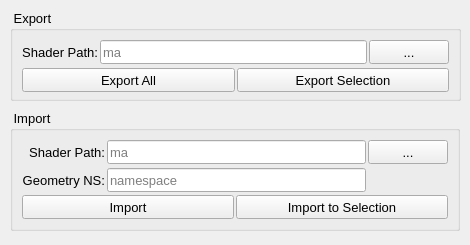
Qt form core/shaderIO/shaderIOQt.ui (rupengfei/TD_code) before a commit.
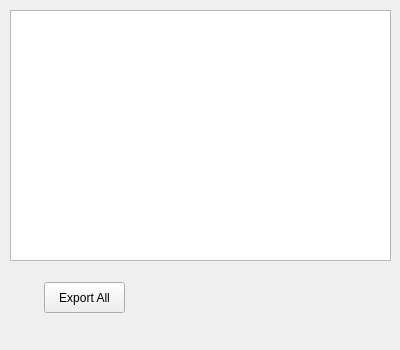
The same form after that commit.

Commit message: add shaderIO con

```diff
--- a/core/shaderIO/shaderIOQt.ui
+++ b/core/shaderIO/shaderIOQt.ui
@@ -1,338 +1,53 @@
 <?xml version="1.0" encoding="UTF-8"?>
 <ui version="4.0">
- <class>MainWindow</class>
- <widget class="QMainWindow" name="MainWindow">
-  <property name="enabled">
-   <bool>true</bool>
-  </property>
+ <class>list_window</class>
+ <widget class="QMainWindow" name="list_window">
   <property name="geometry">
    <rect>
     <x>0</x>
     <y>0</y>
-    <width>470</width>
-    <height>245</height>
+    <width>400</width>
+    <height>350</height>
    </rect>
   </property>
-  <property name="maximumSize">
+  <property name="minimumSize">
    <size>
-    <width>1000</width>
-    <height>1000</height>
+    <width>400</width>
+    <height>350</height>
    </size>
   </property>
   <property name="windowTitle">
    <string>shaderIO Tool</string>
   </property>
-  <property name="iconSize">
-   <size>
-    <width>14</width>
-    <height>14</height>
-   </size>
+  <property name="animated">
+   <bool>true</bool>
   </property>
   <widget class="QWidget" name="centralwidget">
-   <widget class="QGroupBox" name="groupBox">
+   <widget class="QPushButton" name="pushButton">
     <property name="geometry">
      <rect>
-      <x>10</x>
-      <y>10</y>
-      <width>451</width>
-      <height>91</height>
+      <x>44</x>
+      <y>282</y>
+      <width>81</width>
+      <height>31</height>
      </rect>
     </property>
-    <property name="minimumSize">
-     <size>
-      <width>0</width>
-      <height>0</height>
-     </size>
+    <property name="cursor">
+     <cursorShape>PointingHandCursor</cursorShape>
     </property>
-    <property name="font">
-     <font>
-      <pointsize>10</pointsize>
-     </font>
+    <property name="text">
+     <string>Export All</string>
     </property>
-    <property name="title">
-     <string> Export </string>
-    </property>
-    <layout class="QVBoxLayout" name="verticalLayout_3">
-     <item>
-      <layout class="QGridLayout" name="gridLayout">
-       <property name="horizontalSpacing">
-        <number>2</number>
-       </property>
-       <item row="0" column="0">
-        <widget class="QLabel" name="label">
-         <property name="minimumSize">
-          <size>
-           <width>0</width>
-           <height>24</height>
-          </size>
-         </property>
-         <property name="font">
-          <font>
-           <pointsize>10</pointsize>
-          </font>
-         </property>
-         <property name="text">
-          <string>Shader Path:</string>
-         </property>
-         <property name="alignment">
-          <set>Qt::AlignRight|Qt::AlignTrailing|Qt::AlignVCenter</set>
-         </property>
-        </widget>
-       </item>
-       <item row="0" column="1">
-        <widget class="QLineEdit" name="line_outputShader">
-         <property name="minimumSize">
-          <size>
-           <width>0</width>
-           <height>24</height>
-          </size>
-         </property>
-         <property name="font">
-          <font>
-           <pointsize>10</pointsize>
-          </font>
-         </property>
-         <property name="placeholderText">
-          <string>ma</string>
-         </property>
-        </widget>
-       </item>
-       <item row="0" column="2">
-        <widget class="QPushButton" name="btn_setExportShaderPath">
-         <property name="minimumSize">
-          <size>
-           <width>0</width>
-           <height>24</height>
-          </size>
-         </property>
-         <property name="font">
-          <font>
-           <pointsize>10</pointsize>
-          </font>
-         </property>
-         <property name="text">
-          <string>...</string>
-         </property>
-        </widget>
-       </item>
-      </layout>
-     </item>
-     <item>
-      <layout class="QHBoxLayout" name="horizontalLayout">
-       <property name="spacing">
-        <number>2</number>
-       </property>
-       <item>
-        <widget class="QPushButton" name="btn_exportAll">
-         <property name="minimumSize">
-          <size>
-           <width>0</width>
-           <height>24</height>
-          </size>
-         </property>
-         <property name="font">
-          <font>
-           <pointsize>10</pointsize>
-          </font>
-         </property>
-         <property name="text">
-          <string>Export All</string>
-         </property>
-        </widget>
-       </item>
-       <item>
-        <widget class="QPushButton" name="btn_exportSelection">
-         <property name="minimumSize">
-          <size>
-           <width>0</width>
-           <height>24</height>
-          </size>
-         </property>
-         <property name="font">
-          <font>
-           <pointsize>10</pointsize>
-          </font>
-         </property>
-         <property name="text">
-          <string>Export Selection</string>
-         </property>
-        </widget>
-       </item>
-      </layout>
-     </item>
-    </layout>
    </widget>
-   <widget class="QGroupBox" name="groupBox_2">
+   <widget class="QListWidget" name="list_widget">
     <property name="geometry">
      <rect>
       <x>10</x>
-      <y>110</y>
-      <width>450</width>
-      <height>121</height>
+      <y>10</y>
+      <width>381</width>
+      <height>251</height>
      </rect>
     </property>
-    <property name="minimumSize">
-     <size>
-      <width>0</width>
-      <height>0</height>
-     </size>
-    </property>
-    <property name="font">
-     <font>
-      <pointsize>10</pointsize>
-     </font>
-    </property>
-    <property name="title">
-     <string> Import </string>
-    </property>
-    <layout class="QVBoxLayout" name="verticalLayout_2">
-     <item>
-      <layout class="QGridLayout" name="gridLayout_2">
-       <property name="horizontalSpacing">
-        <number>2</number>
-       </property>
-       <item row="2" column="1">
-        <widget class="QLineEdit" name="line_lineGeoNamespace">
-         <property name="minimumSize">
-          <size>
-           <width>0</width>
-           <height>24</height>
-          </size>
-         </property>
-         <property name="font">
-          <font>
-           <pointsize>10</pointsize>
-          </font>
-         </property>
-         <property name="placeholderText">
-          <string>namespace</string>
-         </property>
-        </widget>
-       </item>
-       <item row="0" column="1">
-        <widget class="QLineEdit" name="line_inputShader">
-         <property name="minimumSize">
-          <size>
-           <width>0</width>
-           <height>24</height>
-          </size>
-         </property>
-         <property name="font">
-          <font>
-           <pointsize>10</pointsize>
-          </font>
-         </property>
-         <property name="placeholderText">
-          <string>ma</string>
-         </property>
-        </widget>
-       </item>
-       <item row="0" column="0">
-        <widget class="QLabel" name="label_4">
-         <property name="minimumSize">
-          <size>
-           <width>0</width>
-           <height>24</height>
-          </size>
-         </property>
-         <property name="font">
-          <font>
-           <pointsize>10</pointsize>
-          </font>
-         </property>
-         <property name="text">
-          <string>Shader Path:</string>
-         </property>
-         <property name="alignment">
-          <set>Qt::AlignRight|Qt::AlignTrailing|Qt::AlignVCenter</set>
-         </property>
-        </widget>
-       </item>
-       <item row="2" column="0">
-        <widget class="QLabel" name="label_5">
-         <property name="minimumSize">
-          <size>
-           <width>0</width>
-           <height>24</height>
-          </size>
-         </property>
-         <property name="font">
-          <font>
-           <pointsize>10</pointsize>
-          </font>
-         </property>
-         <property name="text">
-          <string>Geometry NS:</string>
-         </property>
-         <property name="alignment">
-          <set>Qt::AlignRight|Qt::AlignTrailing|Qt::AlignVCenter</set>
-         </property>
-        </widget>
-       </item>
-       <item row="0" column="2">
-        <widget class="QPushButton" name="btn_setImportShaderPath">
-         <property name="minimumSize">
-          <size>
-           <width>0</width>
-           <height>24</height>
-          </size>
-         </property>
-         <property name="font">
-          <font>
-           <pointsize>10</pointsize>
-          </font>
-         </property>
-         <property name="text">
-          <string>...</string>
-         </property>
-        </widget>
-       </item>
-      </layout>
-     </item>
-     <item>
-      <layout class="QHBoxLayout" name="horizontalLayout_3">
-       <property name="spacing">
-        <number>2</number>
-       </property>
-       <item>
-        <widget class="QPushButton" name="btn_import">
-         <property name="minimumSize">
-          <size>
-           <width>0</width>
-           <height>24</height>
-          </size>
-         </property>
-         <property name="font">
-          <font>
-           <pointsize>10</pointsize>
-          </font>
-         </property>
-         <property name="text">
-          <string>Import</string>
-         </property>
-        </widget>
-       </item>
-       <item>
-        <widget class="QPushButton" name="btn_importToSelection">
-         <property name="minimumSize">
-          <size>
-           <width>0</width>
-           <height>24</height>
-          </size>
-         </property>
-         <property name="font">
-          <font>
-           <pointsize>10</pointsize>
-          </font>
-         </property>
-         <property name="text">
-          <string>Import to Selection</string>
-         </property>
-        </widget>
-       </item>
-      </layout>
-     </item>
-    </layout>
    </widget>
   </widget>
  </widget>
```
Left out of the diff: 2 changed lines with no effect on the pictures. The commit also changes 11 other files.
